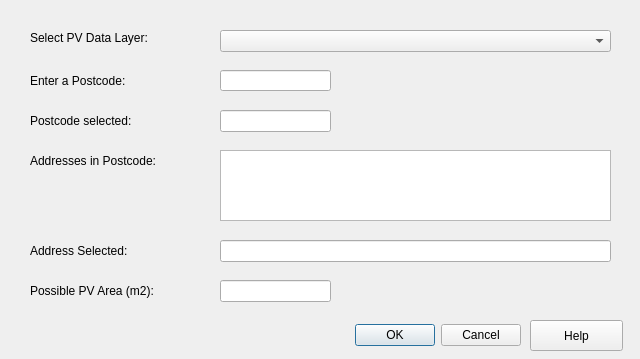
peterfrancon/PV-Prospector, file pv_prospector_dialog_base.ui: the form before one commit.
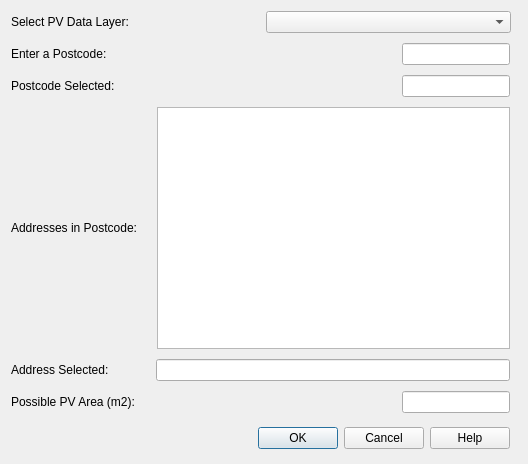
The form after the commit.

What changed in the file:
```diff
--- a/pv_prospector_dialog_base.ui
+++ b/pv_prospector_dialog_base.ui
@@ -6,237 +6,310 @@
    <rect>
     <x>0</x>
     <y>0</y>
-    <width>640</width>
-    <height>359</height>
+    <width>528</width>
+    <height>464</height>
    </rect>
   </property>
   <property name="windowTitle">
    <string>Dialog</string>
   </property>
-  <widget class="QLineEdit" name="le_postcode">
-   <property name="geometry">
-    <rect>
-     <x>220</x>
-     <y>70</y>
-     <width>111</width>
-     <height>21</height>
-    </rect>
-   </property>
-   <property name="toolTip">
-    <string/>
-   </property>
-   <property name="text">
-    <string/>
-   </property>
-   <property name="placeholderText">
-    <string/>
-   </property>
-  </widget>
-  <widget class="QLabel" name="label">
-   <property name="geometry">
-    <rect>
-     <x>30</x>
-     <y>70</y>
-     <width>131</width>
-     <height>21</height>
-    </rect>
-   </property>
-   <property name="font">
-    <font>
-     <pointsize>9</pointsize>
-     <weight>50</weight>
-     <bold>false</bold>
-    </font>
-   </property>
-   <property name="text">
-    <string>Enter a Postcode:</string>
-   </property>
-  </widget>
-  <widget class="QListWidget" name="listWidget_address">
-   <property name="geometry">
-    <rect>
-     <x>220</x>
-     <y>150</y>
-     <width>391</width>
-     <height>71</height>
-    </rect>
-   </property>
-   <property name="toolTip">
-    <string extracomment="Double Click to select a UPRN"/>
-   </property>
-  </widget>
-  <widget class="QLineEdit" name="le_showpostcode">
-   <property name="geometry">
-    <rect>
-     <x>220</x>
-     <y>110</y>
-     <width>111</width>
-     <height>22</height>
-    </rect>
-   </property>
-  </widget>
-  <widget class="QLabel" name="lbl_postcodeselected">
-   <property name="geometry">
-    <rect>
-     <x>30</x>
-     <y>110</y>
-     <width>131</width>
-     <height>21</height>
-    </rect>
-   </property>
-   <property name="font">
-    <font>
-     <pointsize>9</pointsize>
-    </font>
-   </property>
-   <property name="text">
-    <string>Postcode selected:</string>
-   </property>
-  </widget>
-  <widget class="QLabel" name="label_2">
-   <property name="geometry">
-    <rect>
-     <x>30</x>
-     <y>150</y>
-     <width>161</width>
-     <height>21</height>
-    </rect>
-   </property>
-   <property name="font">
-    <font>
-     <pointsize>9</pointsize>
-    </font>
-   </property>
-   <property name="text">
-    <string>Addresses in Postcode:</string>
-   </property>
-  </widget>
-  <widget class="QDialogButtonBox" name="buttonBox">
-   <property name="geometry">
-    <rect>
-     <x>310</x>
-     <y>320</y>
-     <width>211</width>
-     <height>31</height>
-    </rect>
-   </property>
-   <property name="font">
-    <font>
-     <pointsize>9</pointsize>
-    </font>
-   </property>
-   <property name="orientation">
-    <enum>Qt::Horizontal</enum>
-   </property>
-   <property name="standardButtons">
-    <set>QDialogButtonBox::Cancel|QDialogButtonBox::Ok</set>
-   </property>
-  </widget>
-  <widget class="QLabel" name="label_3">
-   <property name="geometry">
-    <rect>
-     <x>30</x>
-     <y>30</y>
-     <width>171</width>
-     <height>16</height>
-    </rect>
-   </property>
-   <property name="font">
-    <font>
-     <pointsize>9</pointsize>
-    </font>
-   </property>
-   <property name="text">
-    <string>Select PV Data Layer:</string>
-   </property>
-  </widget>
-  <widget class="QComboBox" name="cb_selectdata">
-   <property name="geometry">
-    <rect>
-     <x>220</x>
-     <y>30</y>
-     <width>391</width>
-     <height>22</height>
-    </rect>
-   </property>
-  </widget>
-  <widget class="QLineEdit" name="le_showaddress">
-   <property name="geometry">
-    <rect>
-     <x>220</x>
-     <y>240</y>
-     <width>391</width>
-     <height>22</height>
-    </rect>
-   </property>
-  </widget>
-  <widget class="QLabel" name="label_4">
-   <property name="geometry">
-    <rect>
-     <x>30</x>
-     <y>240</y>
-     <width>161</width>
-     <height>21</height>
-    </rect>
-   </property>
-   <property name="font">
-    <font>
-     <pointsize>9</pointsize>
-    </font>
-   </property>
-   <property name="text">
-    <string>Address Selected:</string>
-   </property>
-  </widget>
-  <widget class="QLineEdit" name="le_showpvarea">
-   <property name="geometry">
-    <rect>
-     <x>220</x>
-     <y>280</y>
-     <width>111</width>
-     <height>22</height>
-    </rect>
-   </property>
-  </widget>
-  <widget class="QLabel" name="label_5">
-   <property name="geometry">
-    <rect>
-     <x>30</x>
-     <y>280</y>
-     <width>151</width>
-     <height>21</height>
-    </rect>
-   </property>
-   <property name="font">
-    <font>
-     <pointsize>9</pointsize>
-    </font>
-   </property>
-   <property name="text">
-    <string>Possible PV Area (m2):</string>
-   </property>
-  </widget>
-  <widget class="QPushButton" name="pb_help">
-   <property name="enabled">
-    <bool>true</bool>
-   </property>
-   <property name="geometry">
-    <rect>
-     <x>530</x>
-     <y>320</y>
-     <width>93</width>
-     <height>31</height>
-    </rect>
-   </property>
-   <property name="font">
-    <font>
-     <pointsize>9</pointsize>
-    </font>
-   </property>
-   <property name="text">
-    <string>Help</string>
-   </property>
-  </widget>
+  <layout class="QHBoxLayout" name="horizontalLayout_7">
+   <item>
+    <layout class="QVBoxLayout" name="verticalLayout">
+     <property name="spacing">
+      <number>10</number>
+     </property>
+     <item>
+      <layout class="QHBoxLayout" name="horizontalLayout">
+       <property name="leftMargin">
+        <number>0</number>
+       </property>
+       <property name="rightMargin">
+        <number>6</number>
+       </property>
+       <item>
+        <widget class="QLabel" name="label_2">
+         <property name="text">
+          <string>Select PV Data Layer:</string>
+         </property>
+         <property name="margin">
+          <number>7</number>
+         </property>
+        </widget>
+       </item>
+       <item>
+        <widget class="QComboBox" name="cb_selectdata">
+         <property name="sizePolicy">
+          <sizepolicy hsizetype="Minimum" vsizetype="Fixed">
+           <horstretch>0</horstretch>
+           <verstretch>0</verstretch>
+          </sizepolicy>
+         </property>
+        </widget>
+       </item>
+      </layout>
+     </item>
+     <item>
+      <layout class="QHBoxLayout" name="horizontalLayout_2" stretch="0,0,0">
+       <property name="spacing">
+        <number>7</number>
+       </property>
+       <property name="rightMargin">
+        <number>7</number>
+       </property>
+       <item>
+        <widget class="QLabel" name="label">
+         <property name="text">
+          <string>Enter a Postcode:</string>
+         </property>
+         <property name="margin">
+          <number>7</number>
+         </property>
+        </widget>
+       </item>
+       <item>
+        <spacer name="horizontalSpacer">
+         <property name="orientation">
+          <enum>Qt::Horizontal</enum>
+         </property>
+         <property name="sizeHint" stdset="0">
+          <size>
+           <width>40</width>
+           <height>20</height>
+          </size>
+         </property>
+        </spacer>
+       </item>
+       <item>
+        <widget class="QLineEdit" name="le_postcode">
+         <property name="sizePolicy">
+          <sizepolicy hsizetype="Fixed" vsizetype="Fixed">
+           <horstretch>0</horstretch>
+           <verstretch>0</verstretch>
+          </sizepolicy>
+         </property>
+         <property name="baseSize">
+          <size>
+           <width>0</width>
+           <height>0</height>
+          </size>
+         </property>
+         <property name="maxLength">
+          <number>32754</number>
+         </property>
+         <property name="frame">
+          <bool>true</bool>
+         </property>
+        </widget>
+       </item>
+      </layout>
+     </item>
+     <item>
+      <layout class="QHBoxLayout" name="horizontalLayout_3">
+       <property name="rightMargin">
+        <number>7</number>
+       </property>
+       <item>
+        <widget class="QLabel" name="label_3">
+         <property name="text">
+          <string>Postcode Selected:</string>
+         </property>
+         <property name="margin">
+          <number>7</number>
+         </property>
+        </widget>
+       </item>
+       <item>
+        <spacer name="horizontalSpacer_2">
+         <property name="orientation">
+          <enum>Qt::Horizontal</enum>
+         </property>
+         <property name="sizeType">
+          <enum>QSizePolicy::Fixed</enum>
+         </property>
+         <property name="sizeHint" stdset="0">
+          <size>
+           <width>181</width>
+           <height>20</height>
+          </size>
+         </property>
+        </spacer>
+       </item>
+       <item>
+        <widget class="QLineEdit" name="le_postcodeselected">
+         <property name="sizePolicy">
+          <sizepolicy hsizetype="Fixed" vsizetype="Fixed">
+           <horstretch>0</horstretch>
+           <verstretch>0</verstretch>
+          </sizepolicy>
+         </property>
+        </widget>
+       </item>
+      </layout>
+     </item>
+     <item>
+      <layout class="QHBoxLayout" name="horizontalLayout_4">
+       <property name="spacing">
+        <number>0</number>
+       </property>
+       <property name="rightMargin">
+        <number>7</number>
+       </property>
+       <item>
+        <widget class="QLabel" name="label_4">
+         <property name="text">
+          <string>Addresses in Postcode:</string>
+         </property>
+         <property name="margin">
+          <number>7</number>
+         </property>
+        </widget>
+       </item>
+       <item>
+        <spacer name="verticalSpacer">
+         <property name="orientation">
+          <enum>Qt::Vertical</enum>
+         </property>
+         <property name="sizeHint" stdset="0">
+          <size>
+           <width>20</width>
+           <height>40</height>
+          </size>
+         </property>
+        </spacer>
+       </item>
+       <item>
+        <widget class="QListWidget" name="listWidget_address">
+         <property name="font">
+          <font>
+           <pointsize>8</pointsize>
+          </font>
+         </property>
+        </widget>
+       </item>
+      </layout>
+     </item>
+     <item>
+      <layout class="QHBoxLayout" name="horizontalLayout_5">
+       <property name="rightMargin">
+        <number>7</number>
+       </property>
+       <item>
+        <widget class="QLabel" name="label_5">
+         <property name="text">
+          <string>Address Selected:</string>
+         </property>
+         <property name="margin">
+          <number>7</number>
+         </property>
+        </widget>
+       </item>
+       <item>
+        <spacer name="horizontalSpacer_4">
+         <property name="orientation">
+          <enum>Qt::Horizontal</enum>
+         </property>
+         <property name="sizeType">
+          <enum>QSizePolicy::Fixed</enum>
+         </property>
+         <property name="sizeHint" stdset="0">
+          <size>
+           <width>37</width>
+           <height>20</height>
+          </size>
+         </property>
+        </spacer>
+       </item>
+       <item>
+        <widget class="QLineEdit" name="le_addressselected">
+         <property name="enabled">
+          <bool>true</bool>
+         </property>
+         <property name="sizePolicy">
+          <sizepolicy hsizetype="Expanding" vsizetype="Fixed">
+           <horstretch>0</horstretch>
+           <verstretch>0</verstretch>
+          </sizepolicy>
+         </property>
+        </widget>
+       </item>
+      </layout>
+     </item>
+     <item>
+      <layout class="QHBoxLayout" name="horizontalLayout_6">
+       <property name="rightMargin">
+        <number>7</number>
+       </property>
+       <item>
+        <widget class="QLabel" name="label_6">
+         <property name="text">
+          <string>Possible PV Area (m2):</string>
+         </property>
+         <property name="margin">
+          <number>7</number>
+         </property>
+        </widget>
+       </item>
+       <item>
+        <spacer name="horizontalSpacer_3">
+         <property name="orientation">
+          <enum>Qt::Horizontal</enum>
+         </property>
+         <property name="sizeType">
+          <enum>QSizePolicy::Fixed</enum>
+         </property>
+         <property name="sizeHint" stdset="0">
+          <size>
+           <width>160</width>
+           <height>20</height>
+          </size>
+         </property>
+        </spacer>
+       </item>
+       <item>
+        <widget class="QLineEdit" name="le_showpvarea">
+         <property name="sizePolicy">
+          <sizepolicy hsizetype="Fixed" vsizetype="Fixed">
+           <horstretch>0</horstretch>
+           <verstretch>0</verstretch>
+          </sizepolicy>
+         </property>
+        </widget>
+       </item>
+      </layout>
+     </item>
+     <item>
+      <layout class="QHBoxLayout" name="horizontalLayout_9">
+       <property name="leftMargin">
+        <number>0</number>
+       </property>
+       <property name="topMargin">
+        <number>4</number>
+       </property>
+       <property name="rightMargin">
+        <number>7</number>
+       </property>
+       <property name="bottomMargin">
+        <number>4</number>
+       </property>
+       <item>
+        <widget class="QDialogButtonBox" name="buttonBox">
+         <property name="orientation">
+          <enum>Qt::Horizontal</enum>
+         </property>
+         <property name="standardButtons">
+          <set>QDialogButtonBox::Cancel|QDialogButtonBox::Help|QDialogButtonBox::Ok</set>
+         </property>
+         <property name="centerButtons">
+          <bool>false</bool>
+         </property>
+        </widget>
+       </item>
+      </layout>
+     </item>
+    </layout>
+   </item>
+  </layout>
  </widget>
  <resources/>
  <connections>
```
Left out of the diff: 50 changed lines with no effect on the pictures.
